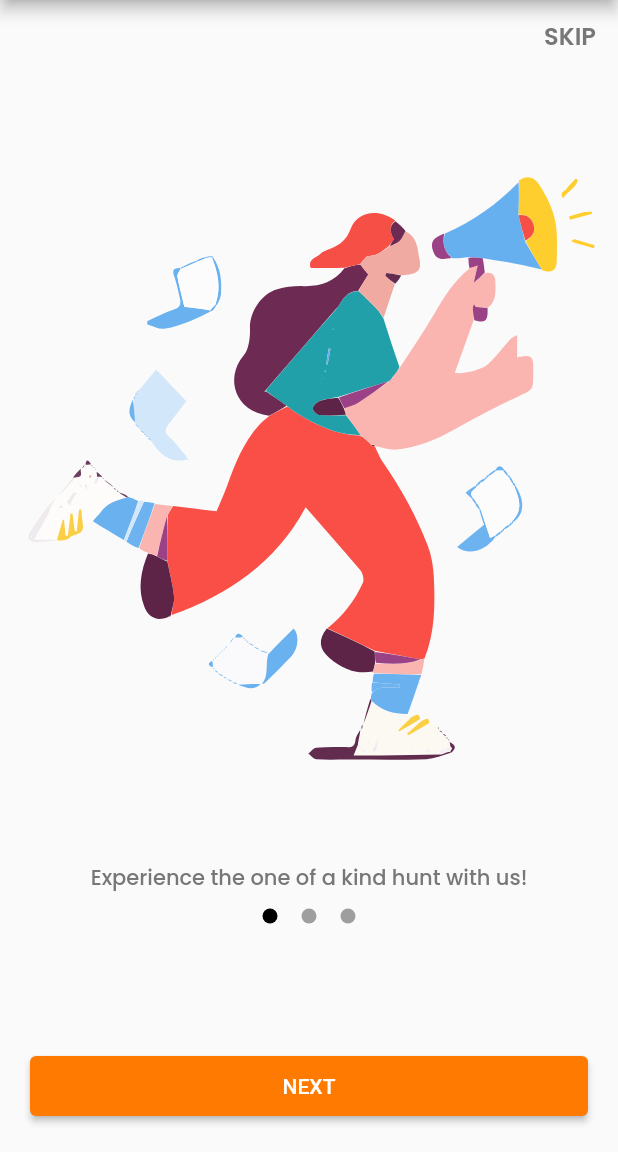
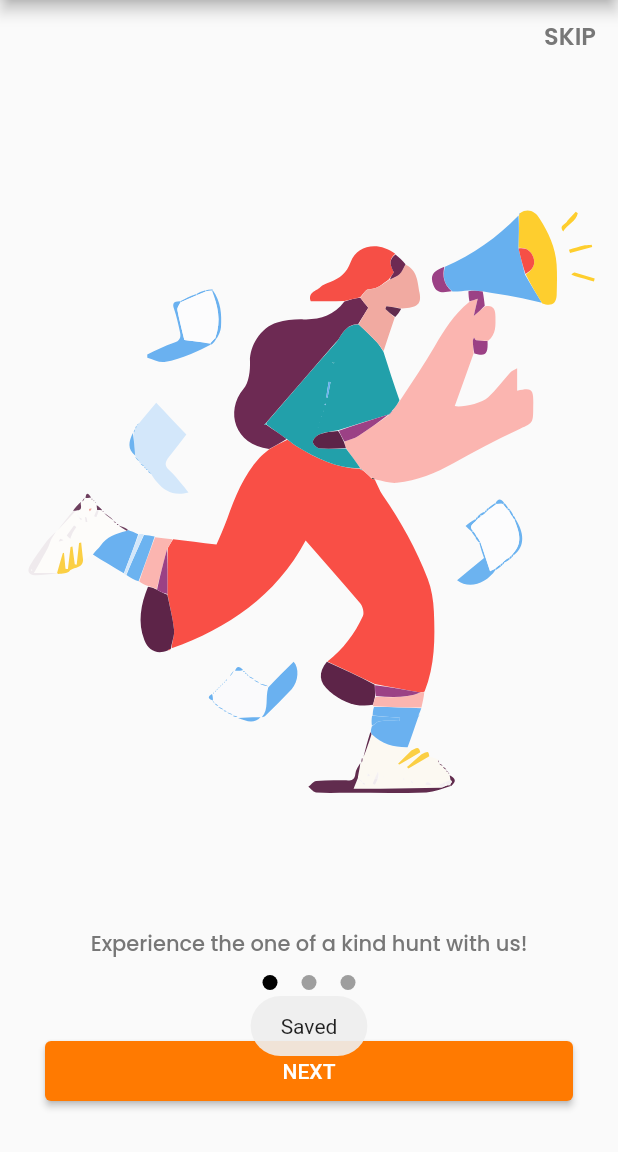
Before and after one commit to ACM-VIT/Cryptic-Hunt-App-23, a Flutter app: the screen it shows after launch, after a tap on "Scan", on a phone screen of 412 x 824 dp, the part 84-1236 px from its top. Run offline on Flutter 3.47's test engine with Material 2 defaults, Android fonts, the phone set to English and light mode, and no system bars; drawn by our look-alikes of smooth_page_indicator; our stand-ins replace flutter_svg, fluttertoast, shared_preferences; missing offline and left inert: qr_code_scanner; Roboto replaces fonts that are missing (Poppins-SemiBold).

Commit message:
Refactor: Changed Exapanded Widget to Flexible Widget in onBoarding.dart with minimum height: 200 Refactor: Saving a bool value in sharedpreference to check wether it is users first time login or not

```diff
--- a/lib/main.dart
+++ b/lib/main.dart
@@ -1,44 +1,35 @@
+import 'package:cryptic_hunt/screens/login.dart';
 import 'package:cryptic_hunt/screens/onBoarding.dart';
+import 'package:cryptic_hunt/screens/sample.dart';
 import 'package:flutter/material.dart';
+import 'package:fluttertoast/fluttertoast.dart';
+import 'package:shared_preferences/shared_preferences.dart';
 
 void main() {
-  runApp(const MyApp());
+  runApp(const myApp());
 }
 
-class MyApp extends StatelessWidget {
-  const MyApp({super.key});
-
-  // This widget is the root of your application.
+// ignore: camel_case_types
+class myApp extends StatelessWidget {
+  const myApp({Key? key}) : super(key: key);
   @override
   Widget build(BuildContext context) {
+    isLoggedIn();
     return MaterialApp(
-      title: 'Flutter Demo',
-      theme: ThemeData(
-        primarySwatch: Colors.blue,
-      ),
-      home: const MyHomePage(),
+      title: "Routes",
+      initialRoute: Login.id,
+      routes: {
+        Login.id: (context) => const Login(),
+        OnBoarding.id: (context) => const OnBoarding(),
+        Sample.id: (context) => const Sample(),
+      },
     );
   }
 }
 
-class MyHomePage extends StatelessWidget {
-  const MyHomePage({Key? key}) : super(key: key);
-
-  @override
-  Widget build(BuildContext context) {
-    return Scaffold(
-      appBar: AppBar(title: const Text("Cryptic Hunt")),
-      body: Container(
-        alignment: Alignment.center,
-        child: TextButton(
-            onPressed: () {
-              Navigator.push(
-                context,
-                MaterialPageRoute(builder: (context) => const OnBoarding()),
-              );
-            },
-            child: const Text("Scan")),
-      ),
-    );
-  }
+void isLoggedIn() async {
+  final SharedPreferences sharedPreferences =
+      await SharedPreferences.getInstance();
+  final loggedIn = sharedPreferences.getBool("Logged_In") ?? false;
+  Fluttertoast.showToast(msg: "$loggedIn");
 }
--- /dev/null
+++ b/lib/screens/login.dart
@@ -0,0 +1,49 @@
+import 'package:flutter/material.dart';
+import 'package:fluttertoast/fluttertoast.dart';
+import 'package:shared_preferences/shared_preferences.dart';
+
+import 'onBoarding.dart';
+
+class Login extends StatelessWidget {
+  static String id = "Login";
+  const Login({super.key});
+
+  @override
+  Widget build(BuildContext context) {
+    return MaterialApp(
+      title: 'Cryptic Hunt',
+      theme: ThemeData(
+        primarySwatch: Colors.blue,
+      ),
+      home: const LoginPage(),
+    );
+  }
+}
+
+class LoginPage extends StatelessWidget {
+  const LoginPage({Key? key}) : super(key: key);
+  @override
+  Widget build(BuildContext context) {
+    return Scaffold(
+      appBar: AppBar(title: const Text("Cryptic Hunt")),
+      body: Container(
+        alignment: Alignment.center,
+        child: TextButton(
+            onPressed: () {
+              writeInSharedPreference();
+              Navigator.push(
+                context,
+                MaterialPageRoute(builder: (context) => const OnBoarding()),
+              );
+            },
+            child: const Text("Scan")),
+      ),
+    );
+  }
+
+  void writeInSharedPreference() async {
+    SharedPreferences sharedPreferences = await SharedPreferences.getInstance();
+    sharedPreferences.setBool("Logged_In", true);
+    Fluttertoast.showToast(msg: "Saved");
+  }
+}
--- a/lib/screens/onBoarding.dart
+++ b/lib/screens/onBoarding.dart
@@ -1,8 +1,10 @@
+import 'package:cryptic_hunt/screens/sample.dart';
 import 'package:flutter/material.dart';
 import 'package:flutter_svg/svg.dart';
 import 'package:smooth_page_indicator/smooth_page_indicator.dart';
 
 class OnBoarding extends StatelessWidget {
+  static String id = "OnBoarding";
   const OnBoarding({Key? key}) : super(key: key);
 
   @override
@@ -11,19 +13,13 @@ class OnBoarding extends StatelessWidget {
       theme: ThemeData(
         primarySwatch: Colors.blue,
       ),
-      home: const OnBoardingPage(),
+      home: OnBoardingPage(),
     );
   }
 }
 
-class OnBoardingPage extends StatefulWidget {
-  const OnBoardingPage({Key? key}) : super(key: key);
-
-  @override
-  State<OnBoardingPage> createState() => _OnBoardingPageState();
-}
-
-class _OnBoardingPageState extends State<OnBoardingPage> {
+class OnBoardingPage extends StatelessWidget {
+  OnBoardingPage({Key? key}) : super(key: key);
   final Widget svg1 = SvgPicture.asset('assets/onBoarding/a.svg');
   final Widget svg2 = SvgPicture.asset('assets/onBoarding/b.svg');
   final Widget svg3 = SvgPicture.asset('assets/onBoarding/c.svg');
@@ -62,8 +58,11 @@ class _OnBoardingPageState extends State<OnBoardingPage> {
                 ),
               ],
             ),
-            Expanded(
-              flex: 5,
+            //TODO1: put text and SmoothPageIndicator in column inside expanded
+            Flexible(
+              child: Container(
+                constraints: const BoxConstraints(
+                    minHeight: 200, minWidth: double.infinity),
                 child: PageView(
                   controller: controller,
                   scrollDirection: Axis.horizontal,
@@ -74,8 +73,9 @@ class _OnBoardingPageState extends State<OnBoardingPage> {
                   ],
                 ),
               ),
-            Expanded(
-              flex: 1,
+            ),
+            Container(
+              alignment: Alignment.topCenter,
               child: Column(
                 children: [
                   const Text(
@@ -106,7 +106,8 @@ class _OnBoardingPageState extends State<OnBoardingPage> {
               ),
             ),
             Container(
-              margin: const EdgeInsets.all(20),
+              margin: const EdgeInsets.all(30),
+              alignment: Alignment.topCenter,
               child: ElevatedButton(
                 onPressed: () {
                   double? currentpage = controller.page;
@@ -117,6 +118,11 @@ class _OnBoardingPageState extends State<OnBoardingPage> {
                       duration: const Duration(milliseconds: 250),
                       curve: Curves.linear,
                     );
+                  } else {
+                    Navigator.push(
+                        context,
+                        MaterialPageRoute(
+                            builder: (context) => const Sample()));
                   }
                 },
                 style: ElevatedButton.styleFrom(
--- a/lib/screens/sample.dart
+++ b/lib/screens/sample.dart
@@ -0,0 +1,33 @@
+import 'package:flutter/material.dart';
+
+class Sample extends StatelessWidget {
+  static String id = "Sample";
+  const Sample({super.key});
+
+  // This widget is the root of your application.
+  @override
+  Widget build(BuildContext context) {
+    return MaterialApp(
+      title: 'Flutter Demo',
+      theme: ThemeData(
+        primarySwatch: Colors.blue,
+      ),
+      home: const MyHomePage(),
+    );
+  }
+}
+
+class MyHomePage extends StatelessWidget {
+  const MyHomePage({Key? key}) : super(key: key);
+
+  @override
+  Widget build(BuildContext context) {
+    return Scaffold(
+      appBar: AppBar(title: const Text("Cryptic Hunt")),
+      body: Container(
+        alignment: Alignment.center,
+        child: const Text("EMPTY"),
+      ),
+    );
+  }
+}
--- a/pubspec.yaml
+++ b/pubspec.yaml
@@ -40,6 +40,8 @@ dependencies:
   flutter_svg: ^1.1.5
   introduction_screen: ^3.0.2
   smooth_page_indicator: ^1.0.0+2
+  shared_preferences: ^2.0.15
+  fluttertoast: ^8.0.9
 
 dev_dependencies:
   flutter_test:
```
Also changed, not shown: pubspec.lock, 3 other files. Lines whose indentation alone changed are shown as unchanged.
